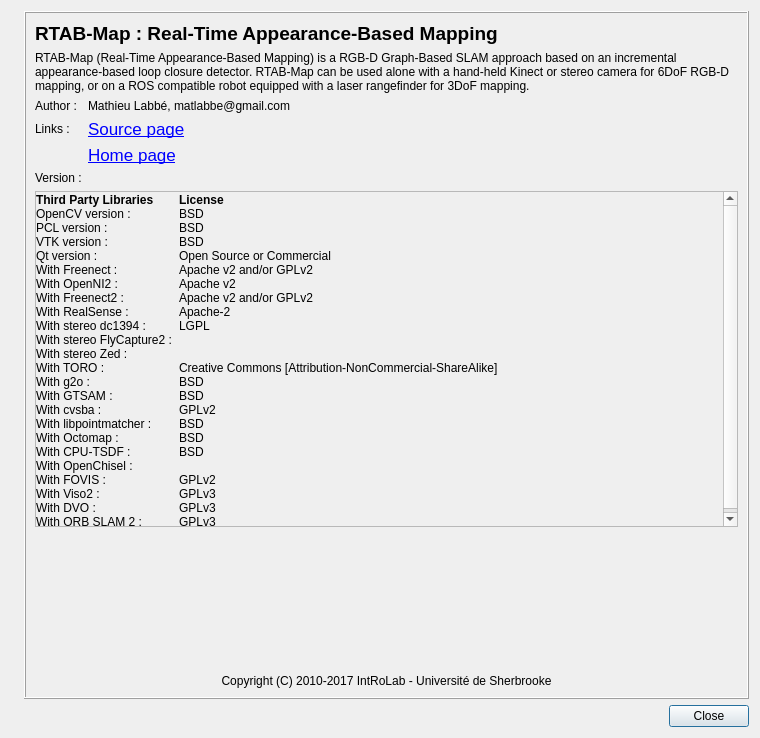
Before: the Qt Designer form guilib/src/ui/aboutDialog.ui in introlab/rtabmap, drawn with Qt 5.
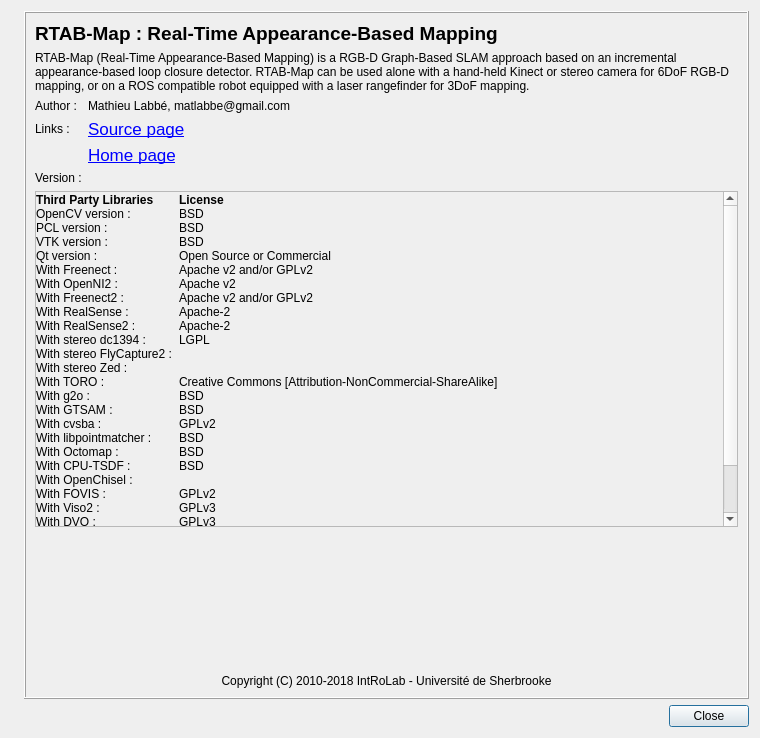
After: the same form once the commit is applied. Icons and pictures are not drawn.

Commit message: Updated About dialog

What changed in the file:
```diff
--- a/guilib/src/ui/aboutDialog.ui
+++ b/guilib/src/ui/aboutDialog.ui
@@ -162,9 +162,9 @@
            <property name="geometry">
             <rect>
              <x>0</x>
-             <y>-181</y>
-             <width>594</width>
-             <height>567</height>
+             <y>0</y>
+             <width>597</width>
+             <height>659</height>
             </rect>
            </property>
            <layout class="QVBoxLayout" name="verticalLayout_2">
@@ -185,7 +185,76 @@
             </property>
             <item>
              <layout class="QGridLayout" name="gridLayout_2" columnstretch="0,0,1">
-              <item row="22" column="1">
+              <item row="9" column="2">
+               <widget class="QLabel" name="label_realsense2_license">
+                <property name="text">
+                 <string>Apache-2</string>
+                </property>
+                <property name="wordWrap">
+                 <bool>true</bool>
+                </property>
+               </widget>
+              </item>
+              <item row="9" column="1">
+               <widget class="QLabel" name="label_realsense2">
+                <property name="text">
+                 <string/>
+                </property>
+                <property name="alignment">
+                 <set>Qt::AlignLeading|Qt::AlignLeft|Qt::AlignVCenter</set>
+                </property>
+                <property name="wordWrap">
+                 <bool>true</bool>
+                </property>
+               </widget>
+              </item>
+              <item row="25" column="1">
+               <widget class="QLabel" name="label_okvis">
+                <property name="text">
+                 <string/>
+                </property>
+                <property name="alignment">
+                 <set>Qt::AlignLeading|Qt::AlignLeft|Qt::AlignVCenter</set>
+                </property>
+                <property name="wordWrap">
+                 <bool>true</bool>
+                </property>
+               </widget>
+              </item>
+              <item row="25" column="0">
+               <widget class="QLabel" name="label_35">
+                <property name="text">
+                 <string>With OKVIS :</string>
+                </property>
+                <property name="wordWrap">
+                 <bool>true</bool>
+                </property>
+               </widget>
+              </item>
+              <item row="27" column="1">
+               <widget class="QLabel" name="label_msckf">
+                <property name="text">
+                 <string/>
+                </property>
+                <property name="alignment">
+                 <set>Qt::AlignLeading|Qt::AlignLeft|Qt::AlignVCenter</set>
+                </property>
+                <property name="wordWrap">
+                 <bool>true</bool>
+                </property>
+               </widget>
+              </item>
+              <item row="27" column="0">
+               <widget class="QLabel" name="label_34">
+                <property name="text">
+                 <string>With MSCKF :</string>
+                </property>
+                <property name="wordWrap">
+                 <bool>true</bool>
+                </property>
+               </widget>
+              </item>
+              <item row="23" column="1">
                <widget class="QLabel" name="label_dvo">
                 <property name="text">
                  <string/>
@@ -198,7 +267,7 @@
                 </property>
                </widget>
               </item>
-              <item row="17" column="1">
+              <item row="18" column="1">
                <widget class="QLabel" name="label_octomap">
                 <property name="text">
                  <string/>
@@ -267,7 +336,7 @@
                 </property>
                </widget>
               </item>
-              <item row="10" column="1">
+              <item row="11" column="1">
                <widget class="QLabel" name="label_flycapture2">
                 <property name="text">
                  <string/>
@@ -300,7 +369,7 @@
                 </property>
                </widget>
               </item>
-              <item row="18" column="0">
+              <item row="19" column="0">
                <widget class="QLabel" name="label_24">
                 <property name="text">
                  <string>With CPU-TSDF :</string>
@@ -310,7 +379,7 @@
                 </property>
                </widget>
               </item>
-              <item row="18" column="1">
+              <item row="19" column="1">
                <widget class="QLabel" name="label_cputsdf">
                 <property name="text">
                  <string/>
@@ -323,7 +392,7 @@
                 </property>
                </widget>
               </item>
-              <item row="20" column="0">
+              <item row="21" column="0">
                <widget class="QLabel" name="label_25">
                 <property name="text">
                  <string>With FOVIS :</string>
@@ -343,7 +412,7 @@
                 </property>
                </widget>
               </item>
-              <item row="17" column="2">
+              <item row="18" column="2">
                <widget class="QLabel" name="label_octomap_license">
                 <property name="text">
                  <string>BSD</string>
@@ -353,7 +422,17 @@
                 </property>
                </widget>
               </item>
-              <item row="17" column="0">
+              <item row="21" column="2">
+               <widget class="QLabel" name="label_fovis_license">
+                <property name="text">
+                 <string>GPLv2</string>
+                </property>
+                <property name="wordWrap">
+                 <bool>true</bool>
+                </property>
+               </widget>
+              </item>
+              <item row="18" column="0">
                <widget class="QLabel" name="label_20">
                 <property name="text">
                  <string>With Octomap :</string>
@@ -363,7 +442,7 @@
                 </property>
                </widget>
               </item>
-              <item row="21" column="2">
+              <item row="22" column="2">
                <widget class="QLabel" name="label_viso2_license">
                 <property name="text">
                  <string>GPLv3</string>
@@ -373,7 +452,7 @@
                 </property>
                </widget>
               </item>
-              <item row="23" column="0">
+              <item row="24" column="0">
                <widget class="QLabel" name="label_28">
                 <property name="text">
                  <string>With ORB SLAM 2 :</string>
@@ -383,7 +462,7 @@
                 </property>
                </widget>
               </item>
-              <item row="23" column="1">
+              <item row="24" column="1">
                <widget class="QLabel" name="label_orbslam2">
                 <property name="text">
                  <string/>
@@ -396,7 +475,7 @@
                 </property>
                </widget>
               </item>
-              <item row="11" column="0">
+              <item row="12" column="0">
                <widget class="QLabel" name="label_21">
                 <property name="text">
                  <string>With stereo Zed :</string>
@@ -406,7 +485,7 @@
                 </property>
                </widget>
               </item>
-              <item row="11" column="1">
+              <item row="12" column="1">
                <widget class="QLabel" name="label_zed">
                 <property name="text">
                  <string/>
@@ -419,7 +498,17 @@
                 </property>
                </widget>
               </item>
-              <item row="10" column="0">
+              <item row="10" column="2">
+               <widget class="QLabel" name="label_dc1394_license">
+                <property name="text">
+                 <string>LGPL</string>
+                </property>
+                <property name="wordWrap">
+                 <bool>true</bool>
+                </property>
+               </widget>
+              </item>
+              <item row="11" column="0">
                <widget class="QLabel" name="label_17">
                 <property name="text">
                  <string>With stereo FlyCapture2 :</string>
@@ -429,7 +518,7 @@
                 </property>
                </widget>
               </item>
-              <item row="20" column="1">
+              <item row="21" column="1">
                <widget class="QLabel" name="label_fovis">
                 <property name="text">
                  <string/>
@@ -442,7 +531,7 @@
                 </property>
                </widget>
               </item>
-              <item row="12" column="0">
+              <item row="13" column="0">
                <widget class="QLabel" name="label_77">
                 <property name="text">
                  <string>With TORO :</string>
@@ -452,7 +541,7 @@
                 </property>
                </widget>
               </item>
-              <item row="21" column="0">
+              <item row="22" column="0">
                <widget class="QLabel" name="label_26">
                 <property name="text">
                  <string>With Viso2 :</string>
@@ -462,7 +551,7 @@
                 </property>
                </widget>
               </item>
-              <item row="13" column="0">
+              <item row="14" column="0">
                <widget class="QLabel" name="label_14">
                 <property name="text">
                  <string>With g2o :</string>
@@ -472,31 +561,8 @@
                 </property>
                </widget>
               </item>
-              <item row="13" column="1">
-               <widget class="QLabel" name="label_g2o">
-                <property name="text">
-                 <string/>
-                </property>
-                <property name="alignment">
-                 <set>Qt::AlignLeading|Qt::AlignLeft|Qt::AlignVCenter</set>
-                </property>
-                <property name="wordWrap">
-                 <bool>true</bool>
-                </property>
-               </widget>
-              </item>
-              <item row="14" column="0">
-               <widget class="QLabel" name="label_19">
-                <property name="text">
-                 <string>With GTSAM :</string>
-                </property>
-                <property name="wordWrap">
-                 <bool>true</bool>
-                </property>
-               </widget>
-              </item>
               <item row="14" column="1">
-               <widget class="QLabel" name="label_gtsam">
+               <widget class="QLabel" name="label_g2o">
                 <property name="text">
                  <string/>
                 </property>
@@ -508,7 +574,7 @@
                 </property>
                </widget>
               </item>
-              <item row="15" column="0">
+              <item row="16" column="0">
                <widget class="QLabel" name="label_18">
                 <property name="text">
                  <string>With cvsba :</string>
@@ -518,8 +584,18 @@
                 </property>
                </widget>
               </item>
+              <item row="15" column="0">
+               <widget class="QLabel" name="label_19">
+                <property name="text">
+                 <string>With GTSAM :</string>
+                </property>
+                <property name="wordWrap">
+                 <bool>true</bool>
+                </property>
+               </widget>
+              </item>
               <item row="15" column="1">
-               <widget class="QLabel" name="label_cvsba">
+               <widget class="QLabel" name="label_gtsam">
                 <property name="text">
                  <string/>
                 </property>
@@ -541,7 +617,7 @@
                 </property>
                </widget>
               </item>
-              <item row="9" column="0">
+              <item row="10" column="0">
                <widget class="QLabel" name="label_16">
                 <property name="text">
                  <string>With stereo dc1394 :</string>
@@ -551,21 +627,8 @@
                 </property>
                </widget>
               </item>
-              <item row="1" column="1">
-               <widget class="QLabel" name="label_opencv_version">
-                <property name="text">
-                 <string/>
-                </property>
-                <property name="alignment">
-                 <set>Qt::AlignLeading|Qt::AlignLeft|Qt::AlignVCenter</set>
-                </property>
-                <property name="wordWrap">
-                 <bool>true</bool>
-                </property>
-               </widget>
-              </item>
-              <item row="9" column="1">
-               <widget class="QLabel" name="label_dc1394">
+              <item row="16" column="1">
+               <widget class="QLabel" name="label_cvsba">
                 <property name="text">
                  <string/>
                 </property>
@@ -587,6 +650,42 @@
                 </property>
                </widget>
               </item>
+              <item row="1" column="1">
+               <widget class="QLabel" name="label_opencv_version">
+                <property name="text">
+                 <string/>
+                </property>
+                <property name="alignment">
+                 <set>Qt::AlignLeading|Qt::AlignLeft|Qt::AlignVCenter</set>
+                </property>
+                <property name="wordWrap">
+                 <bool>true</bool>
+                </property>
+               </widget>
+              </item>
+              <item row="10" column="1">
+               <widget class="QLabel" name="label_dc1394">
+                <property name="text">
+                 <string/>
+                </property>
+                <property name="alignment">
+                 <set>Qt::AlignLeading|Qt::AlignLeft|Qt::AlignVCenter</set>
+                </property>
+                <property name="wordWrap">
+                 <bool>true</bool>
+                </property>
+               </widget>
+              </item>
+              <item row="1" column="2">
+               <widget class="QLabel" name="label_opencv_license">
+                <property name="text">
+                 <string>BSD</string>
+                </property>
+                <property name="wordWrap">
+                 <bool>true</bool>
+                </property>
+               </widget>
+              </item>
               <item row="3" column="1">
                <widget class="QLabel" name="label_vtk_version">
                 <property name="text">
@@ -613,29 +712,6 @@
                 </property>
                </widget>
               </item>
-              <item row="1" column="2">
-               <widget class="QLabel" name="label_opencv_license">
-                <property name="text">
-                 <string>BSD</string>
-                </property>
-                <property name="wordWrap">
-                 <bool>true</bool>
-                </property>
-               </widget>
-              </item>
-              <item row="8" column="1">
-               <widget class="QLabel" name="label_realsense">
-                <property name="text">
-                 <string/>
-                </property>
-                <property name="alignment">
-                 <set>Qt::AlignLeading|Qt::AlignLeft|Qt::AlignVCenter</set>
-                </property>
-                <property name="wordWrap">
-                 <bool>true</bool>
-                </property>
-               </widget>
-              </item>
               <item row="7" column="2">
                <widget class="QLabel" name="label_freenect2_license">
                 <property name="text">
@@ -646,8 +722,8 @@
                 </property>
                </widget>
               </item>
-              <item row="5" column="1">
-               <widget class="QLabel" name="label_freenect">
+              <item row="8" column="1">
+               <widget class="QLabel" name="label_realsense">
                 <property name="text">
                  <string/>
                 </property>
@@ -669,6 +745,29 @@
                 </property>
                </widget>
               </item>
+              <item row="5" column="1">
+               <widget class="QLabel" name="label_freenect">
+                <property name="text">
+                 <string/>
+                </property>
+                <property name="alignment">
+                 <set>Qt::AlignLeading|Qt::AlignLeft|Qt::AlignVCenter</set>
+                </property>
+                <property name="wordWrap">
+                 <bool>true</bool>
+                </property>
+               </widget>
+              </item>
+              <item row="5" column="2">
+               <widget class="QLabel" name="label_freenect_license">
+                <property name="text">
+                 <string>Apache v2 and/or GPLv2</string>
+                </property>
+                <property name="wordWrap">
+                 <bool>true</bool>
+                </property>
+               </widget>
+              </item>
               <item row="0" column="2">
                <widget class="QLabel" name="label_31">
                 <property name="text">
@@ -679,10 +778,10 @@
                 </property>
                </widget>
               </item>
-              <item row="5" column="2">
-               <widget class="QLabel" name="label_freenect_license">
+              <item row="3" column="2">
+               <widget class="QLabel" name="label_vtk_license">
                 <property name="text">
-                 <string>Apache v2 and/or GPLv2</string>
+                 <string>BSD</string>
                 </property>
                 <property name="wordWrap">
                  <bool>true</bool>
@@ -712,27 +811,7 @@
                 </property>
                </widget>
               </item>
-              <item row="3" column="2">
-               <widget class="QLabel" name="label_vtk_license">
-                <property name="text">
-                 <string>BSD</string>
-                </property>
-                <property name="wordWrap">
-                 <bool>true</bool>
-                </property>
-               </widget>
-              </item>
-              <item row="20" column="2">
-               <widget class="QLabel" name="label_fovis_license">
-                <property name="text">
-                 <string>GPLv2</string>
-                </property>
-                <property name="wordWrap">
-                 <bool>true</bool>
-                </property>
-               </widget>
-              </item>
-              <item row="18" column="2">
+              <item row="19" column="2">
                <widget class="QLabel" name="label_cputsdf_license">
                 <property name="text">
                  <string>BSD</string>
@@ -742,7 +821,7 @@
                 </property>
                </widget>
               </item>
-              <item row="22" column="2">
+              <item row="23" column="2">
                <widget class="QLabel" name="label_dvo_license">
                 <property name="text">
                  <string>GPLv3</string>
@@ -752,7 +831,7 @@
                 </property>
                </widget>
               </item>
-              <item row="12" column="2">
+              <item row="13" column="2">
                <widget class="QLabel" name="label_toro_license">
                 <property name="text">
                  <string>Creative Commons [Attribution-NonCommercial-ShareAlike]</string>
@@ -762,29 +841,6 @@
                 </property>
                </widget>
               </item>
-              <item row="12" column="1">
-               <widget class="QLabel" name="label_toro">
-                <property name="text">
-                 <string/>
-                </property>
-                <property name="alignment">
-                 <set>Qt::AlignLeading|Qt::AlignLeft|Qt::AlignVCenter</set>
-                </property>
-                <property name="wordWrap">
-                 <bool>true</bool>
-                </property>
-               </widget>
-              </item>
-              <item row="9" column="2">
-               <widget class="QLabel" name="label_dc1394_license">
-                <property name="text">
-                 <string>LGPL</string>
-                </property>
-                <property name="wordWrap">
-                 <bool>true</bool>
-                </property>
-               </widget>
-              </item>
               <item row="6" column="0">
                <widget class="QLabel" name="label_13">
                 <property name="text">
@@ -795,7 +851,20 @@
                 </property>
                </widget>
               </item>
-              <item row="22" column="0">
+              <item row="13" column="1">
+               <widget class="QLabel" name="label_toro">
+                <property name="text">
+                 <string/>
+                </property>
+                <property name="alignment">
+                 <set>Qt::AlignLeading|Qt::AlignLeft|Qt::AlignVCenter</set>
+                </property>
+                <property name="wordWrap">
+                 <bool>true</bool>
+                </property>
+               </widget>
+              </item>
+              <item row="23" column="0">
                <widget class="QLabel" name="label_27">
                 <property name="text">
                  <string>With DVO :</string>
@@ -815,30 +884,17 @@
                 </property>
                </widget>
               </item>
-              <item row="21" column="1">
-               <widget class="QLabel" name="label_viso2">
-                <property name="text">
-                 <string/>
-                </property>
-                <property name="alignment">
-                 <set>Qt::AlignLeading|Qt::AlignLeft|Qt::AlignVCenter</set>
-                </property>
-                <property name="wordWrap">
-                 <bool>true</bool>
-                </property>
-               </widget>
-              </item>
-              <item row="13" column="2">
-               <widget class="QLabel" name="label_g2o_license">
-                <property name="text">
-                 <string>BSD</string>
-                </property>
-                <property name="wordWrap">
-                 <bool>true</bool>
-                </property>
-               </widget>
-              </item>
               <item row="14" column="2">
+               <widget class="QLabel" name="label_g2o_license">
+                <property name="text">
+                 <string>BSD</string>
+                </property>
+                <property name="wordWrap">
+                 <bool>true</bool>
+                </property>
+               </widget>
+              </item>
+              <item row="15" column="2">
                <widget class="QLabel" name="label_gtsam_license">
                 <property name="text">
                  <string>BSD</string>
@@ -848,6 +904,29 @@
                 </property>
                </widget>
               </item>
+              <item row="22" column="1">
+               <widget class="QLabel" name="label_viso2">
+                <property name="text">
+                 <string/>
+                </property>
+                <property name="alignment">
+                 <set>Qt::AlignLeading|Qt::AlignLeft|Qt::AlignVCenter</set>
+                </property>
+                <property name="wordWrap">
+                 <bool>true</bool>
+                </property>
+               </widget>
+              </item>
+              <item row="16" column="2">
+               <widget class="QLabel" name="label_cvsba_license">
+                <property name="text">
+                 <string>GPLv2</string>
+                </property>
+                <property name="wordWrap">
+                 <bool>true</bool>
+                </property>
+               </widget>
+              </item>
               <item row="4" column="1">
                <widget class="QLabel" name="label_qt_version">
                 <property name="text">
@@ -861,27 +940,7 @@
                 </property>
                </widget>
               </item>
-              <item row="15" column="2">
-               <widget class="QLabel" name="label_cvsba_license">
-                <property name="text">
-                 <string>GPLv2</string>
-                </property>
-                <property name="wordWrap">
-                 <bool>true</bool>
-                </property>
-               </widget>
-              </item>
-              <item row="16" column="2">
-               <widget class="QLabel" name="label_libpointmatcher_license">
-                <property name="text">
-                 <string>BSD</string>
-                </property>
-                <property name="wordWrap">
-                 <bool>true</bool>
-                </property>
-               </widget>
-              </item>
-              <item row="23" column="2">
+              <item row="24" column="2">
                <widget class="QLabel" name="label_orbslam2_license">
                 <property name="text">
                  <string>GPLv3</string>
@@ -891,7 +950,17 @@
                 </property>
                </widget>
               </item>
-              <item row="16" column="0">
+              <item row="17" column="2">
+               <widget class="QLabel" name="label_libpointmatcher_license">
+                <property name="text">
+                 <string>BSD</string>
+                </property>
+                <property name="wordWrap">
+                 <bool>true</bool>
+                </property>
+               </widget>
+              </item>
+              <item row="17" column="0">
                <widget class="QLabel" name="label_29">
                 <property name="text">
                  <string>With libpointmatcher :</string>
@@ -901,7 +970,7 @@
                 </property>
                </widget>
               </item>
-              <item row="16" column="1">
+              <item row="17" column="1">
                <widget class="QLabel" name="label_libpointmatcher">
                 <property name="text">
                  <string/>
@@ -914,7 +983,7 @@
                 </property>
                </widget>
               </item>
-              <item row="19" column="0">
+              <item row="20" column="0">
                <widget class="QLabel" name="label_30">
                 <property name="text">
                  <string>With OpenChisel :</string>
@@ -924,7 +993,7 @@
                 </property>
                </widget>
               </item>
-              <item row="19" column="1">
+              <item row="20" column="1">
                <widget class="QLabel" name="label_openchisel">
                 <property name="text">
                  <string/>
@@ -937,6 +1006,69 @@
                 </property>
                </widget>
               </item>
+              <item row="9" column="0">
+               <widget class="QLabel" name="label_33">
+                <property name="text">
+                 <string>With RealSense2 :</string>
+                </property>
+                <property name="wordWrap">
+                 <bool>true</bool>
+                </property>
+               </widget>
+              </item>
+              <item row="26" column="0">
+               <widget class="QLabel" name="label_36">
+                <property name="text">
+                 <string>With loam_velodyne :</string>
+                </property>
+                <property name="wordWrap">
+                 <bool>true</bool>
+                </property>
+               </widget>
+              </item>
+              <item row="26" column="1">
+               <widget class="QLabel" name="label_loam">
+                <property name="text">
+                 <string/>
+                </property>
+                <property name="alignment">
+                 <set>Qt::AlignLeading|Qt::AlignLeft|Qt::AlignVCenter</set>
+                </property>
+                <property name="wordWrap">
+                 <bool>true</bool>
+                </property>
+               </widget>
+              </item>
+              <item row="25" column="2">
+               <widget class="QLabel" name="label_okvis_license">
+                <property name="text">
+                 <string>BSD</string>
+                </property>
+                <property name="wordWrap">
+                 <bool>true</bool>
+                </property>
+               </widget>
+              </item>
+              <item row="27" column="2">
+               <widget class="QLabel" name="label_msckf_license">
+                <property name="text">
+                 <string>Penn Software License</string>
+                </property>
+                <property name="wordWrap">
+                 <bool>true</bool>
+                </property>
+               </widget>
+              </item>
+              <item row="26" column="2">
+               <widget class="QLabel" name="label_loam_license">
+                <property name="text">
+                 <string>BSD</string>
+                </property>
+                <property name="wordWrap">
+                 <bool>true</bool>
+                </property>
+               </widget>
+              </item>
              </layout>
             </item>
            </layout>
@@ -972,7 +1104,7 @@
         <item>
          <widget class="QLabel" name="label_5">
           <property name="text">
-           <string>Copyright (C) 2010-2017 IntRoLab - Université de Sherbrooke</string>
+           <string>Copyright (C) 2010-2018 IntRoLab - Université de Sherbrooke</string>
           </property>
           <property name="alignment">
            <set>Qt::AlignCenter</set>
```
The commit also changes 1 other file.
